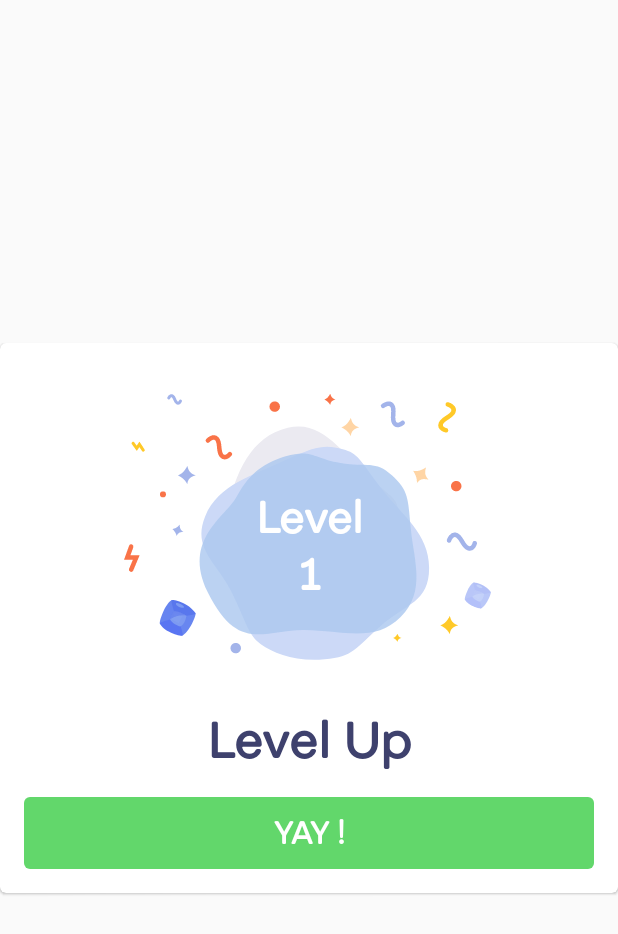
After one commit to saikatdatta94/Quizzo, an Android app: the layout layout_level_up_dialog.xml on its own in the app's theme, with its tools: preview values and no code run, on a phone screen of 412 x 824 dp. The commit adds this screen. Shown: the top 934 px of the screen. Run offline under Robolectric (Android 15) with nearby library versions, the phone set to English and light mode, and no system bars; network calls fail.

Commit message:
Level up added but need some modification

```diff
--- a/app/src/main/java/com/example/saikat/quizzo/QuizActivity.java
+++ b/app/src/main/java/com/example/saikat/quizzo/QuizActivity.java
@@ -3,9 +3,12 @@ package com.example.saikat.quizzo;
 import android.animation.Animator;
 import android.animation.AnimatorListenerAdapter;
 import android.animation.ObjectAnimator;
+import android.app.Dialog;
 import android.content.DialogInterface;
+import android.graphics.Color;
 import android.graphics.ColorMatrix;
 import android.graphics.ColorMatrixColorFilter;
+import android.graphics.drawable.ColorDrawable;
 import android.net.Uri;
 import android.os.Build;
 import android.os.CountDownTimer;
@@ -57,6 +60,11 @@ import javax.annotation.Nullable;
 
 
 public class QuizActivity extends AppCompatActivity  implements BottomSnackbarClass.BottomSheetListener{
+
+
+
+    private Dialog levelUpDialog;
+    private boolean isAnyPopUpOn = false;
 
 //    leader board Database constants
     private static final String USER_NAME = "userName";
@@ -166,6 +174,14 @@ public class QuizActivity extends AppCompatActivity  implements BottomSnackbarCl
         super.onCreate(savedInstanceState);
         setContentView(R.layout.activity_quiz);
         Log.i(TAG, "onCreate: ");
+
+
+
+//       Level Up dialog
+
+        levelUpDialog = new Dialog(this);
+
+
 
 //        Power Up views
         correctAnsPowerUp = findViewById(R.id.right_answer_power_up);
@@ -319,6 +335,9 @@ public class QuizActivity extends AppCompatActivity  implements BottomSnackbarCl
 
         setCorrectOptionColor();
 
+//        TODO : do not popup for next question when the level up or any other alert popup is there
+
+        if (!isAnyPopUpOn){
             final Handler handler = new Handler();
             handler.postDelayed(new Runnable() {
                 @Override
@@ -327,6 +346,8 @@ public class QuizActivity extends AppCompatActivity  implements BottomSnackbarCl
                     showBottomSheetDialog();
                 }
             }, 2000);
+        }
+
 
 
 
@@ -762,13 +783,19 @@ public class QuizActivity extends AppCompatActivity  implements BottomSnackbarCl
             correctXpStreak = 0;
 // TODO:   ***********************************
 //            TODO XP is more than 200 i.e Level goes up by 1 Show a popup
+
+            showLevelUpDialog(level);
+
 //              TODO : LOAD new level Questions
+
 
         }else {
             residualXp = totalXp;
         }
         Log.i(TAG, "checkLevel After each Q    Level"+ level +" levelToIncrement: "+levelToIncrement+" :prevXp: "+previousXp+ " xp: "+xp+" streak: " + correctXpStreak +" totalXp : "+totalXp+" residualXp "+residualXp+" gamePlayBon:" +gamePlayBonus);
     }
+
+
 
     //    Write highScore to profile at the end of the game(When the answer is wrong or on Surrender clicked
     public void writeHighScoreToProfile(){
@@ -992,7 +1019,11 @@ public class QuizActivity extends AppCompatActivity  implements BottomSnackbarCl
         handler.postDelayed(new Runnable() {
             @Override
             public void run() {
+//              don't  Show bottomSheetDialog if some popup is there
+if (!isAnyPopUpOn)  {
     showBottomSheetDialog();
+}
+
             }
         },2000);
     }
@@ -1061,4 +1092,30 @@ public class QuizActivity extends AppCompatActivity  implements BottomSnackbarCl
         Log.i(TAG, "b4Clicked: b4 clicked");
         passButtonOfCorrectAnswer(b4,4);
     }
+
+
+    private void showLevelUpDialog(int level) {
+//        TODO set new level to Dialog text view
+         levelUpDialog.setContentView(R.layout.layout_level_up_dialog);
+    levelUpDialog.getWindow().setBackgroundDrawable(new ColorDrawable(Color.TRANSPARENT));
+    levelUpDialog.show();
+    isAnyPopUpOn = true;
+    levelUpDialog.setOnDismissListener(new DialogInterface.OnDismissListener() {
+        @Override
+        public void onDismiss(DialogInterface dialog) {
+            Log.i(TAG, "onDismiss: Dismissed");
+            isAnyPopUpOn = false;
+
+//            User dismissed the popup now show next question option
+
+            new Handler().postDelayed(new Runnable() {
+                @Override
+                public void run() {
+                    //Do something after 100ms
+                    showBottomSheetDialog();
                 }
+            },2000);
+        }
+    });
+    }
+}
--- /dev/null
+++ b/app/src/main/res/layout/layout_level_up_dialog.xml
@@ -0,0 +1,76 @@
+<?xml version="1.0" encoding="utf-8"?>
+<RelativeLayout xmlns:android="http://schemas.android.com/apk/res/android"
+    android:orientation="vertical"
+    android:layout_width="match_parent"
+    android:layout_height="match_parent"
+    android:gravity="center">
+
+
+    <android.support.design.card.MaterialCardView
+        android:layout_width="match_parent"
+        android:layout_height="wrap_content">
+
+        <RelativeLayout
+            android:layout_width="match_parent"
+            android:layout_height="wrap_content">
+
+            <ImageView
+                android:id="@+id/level_img"
+            android:layout_width="match_parent"
+            android:layout_height="wrap_content"
+            android:layout_marginTop="32dp"
+            android:src="@drawable/level_up"/>
+
+            <TextView
+                android:id="@+id/level_up_text"
+                android:layout_below="@+id/level_img"
+                android:layout_marginTop="32dp"
+            android:layout_width="match_parent"
+            android:layout_height="wrap_content"
+            android:gravity="center"
+            android:textSize="32dp"
+            android:textColor="@color/colorPrimaryDark"
+            android:textStyle="bold"
+            android:text="Level Up"/>
+
+            <TextView
+                android:layout_above="@+id/level_no"
+                android:layout_width="match_parent"
+                android:layout_height="wrap_content"
+                android:text="Level"
+                android:textAlignment="center"
+                android:textColor="@color/colorWhite"
+                android:textStyle="bold"
+                android:textSize="28dp"/>
+            <TextView
+                android:id="@+id/level_no"
+                android:layout_alignBottom="@+id/level_img"
+                android:layout_width="match_parent"
+                android:layout_height="wrap_content"
+                android:text="1"
+                android:layout_marginBottom="38dp"
+                android:textAlignment="center"
+                android:textColor="@color/colorWhite"
+                android:textStyle="bold"
+                android:textSize="28dp"/>
+
+            <Button
+                android:layout_below="@+id/level_up_text"
+            android:layout_marginStart="16dp"
+            android:layout_marginEnd="16dp"
+            android:layout_width="match_parent"
+            android:layout_height="wrap_content"
+                android:layout_marginTop="16dp"
+            android:background="@drawable/rounded_button"
+            android:backgroundTint="@color/theme_green"
+                android:textColor="@color/colorWhite"
+                android:textStyle="bold"
+                android:textSize="20sp"
+                android:layout_marginBottom="16dp"
+            android:text="Yay !"/>
+        </RelativeLayout>
+
+
+    </android.support.design.card.MaterialCardView>
+
+    </RelativeLayout>
```
Also changed, not shown: app/src/main/res/drawable-hdpi/level_up.png (added), app/src/main/res/drawable-mdpi/level_up.png (added), app/src/main/res/drawable-xhdpi/level_up.png (added), app/src/main/res/drawable-xxhdpi/level_up.png (added), app/src/main/res/drawable-xxxhdpi/level_up.png (added). Lines whose indentation alone changed are shown as unchanged.
